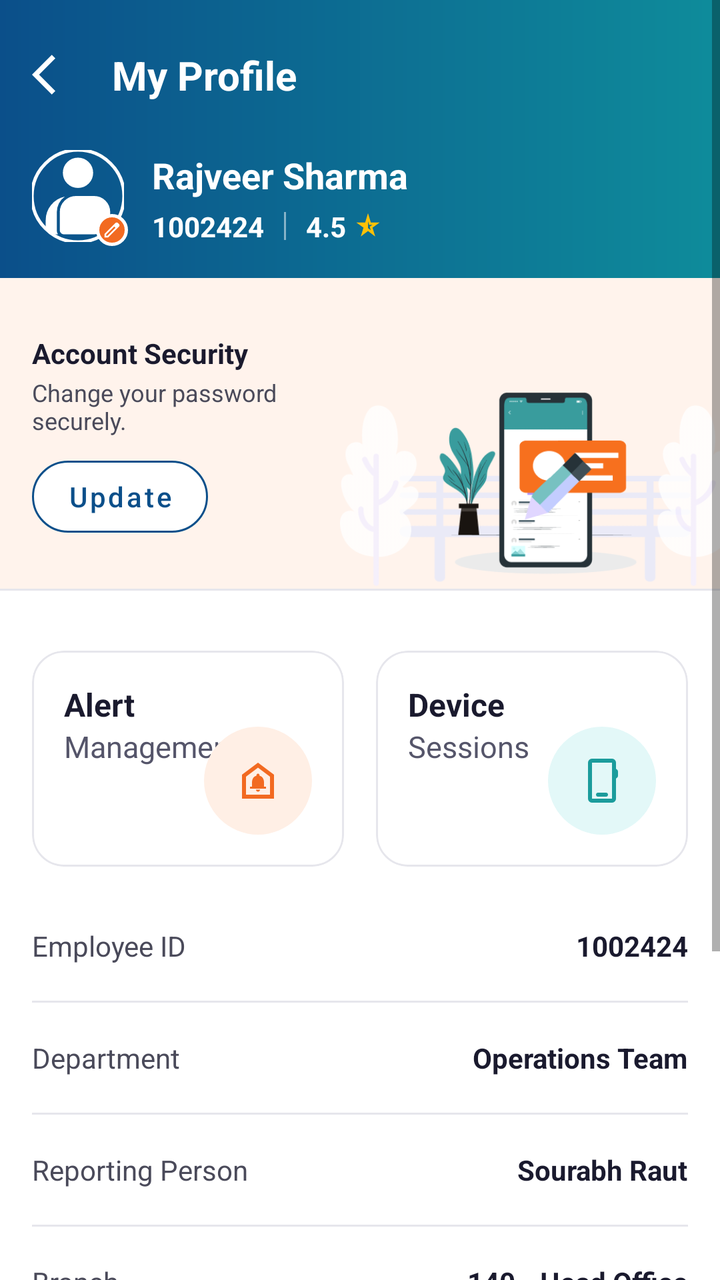
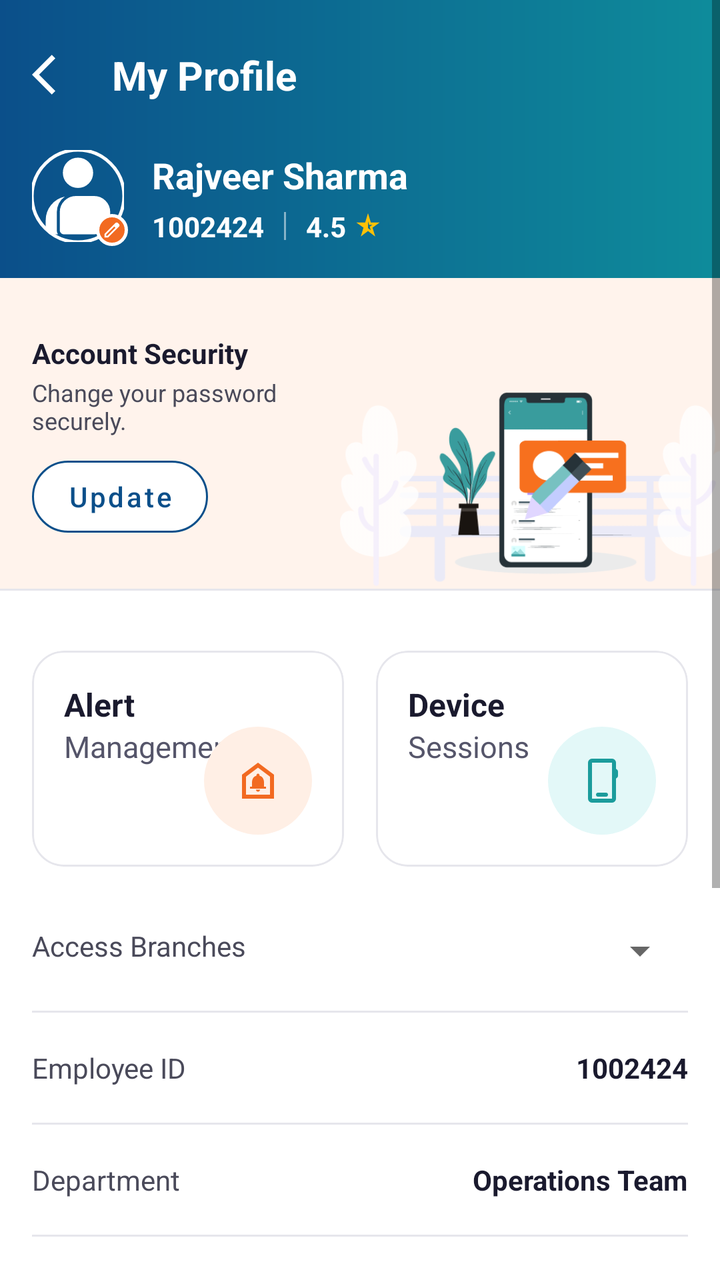

Before-and-after screenshots of an Android layout around one commit, followed by the original layout XML and the change that was made.
<!-- AndroidManifest.xml: application theme Theme.AtomOps1 -->
<!-- res/layout/activity_my_profile.xml -->
<?xml version="1.0" encoding="utf-8"?>
<layout xmlns:android="http://schemas.android.com/apk/res/android"
    xmlns:app="http://schemas.android.com/apk/res-auto"
    xmlns:tools="http://schemas.android.com/tools">

    <data>

    </data>

    <ScrollView
        android:layout_width="match_parent"
        android:layout_height="match_parent"
        android:background="#FFFFFF"
        android:fillViewport="true"
        tools:context=".activities.MyProfile">

        <LinearLayout
            android:id="@+id/main"
            android:layout_width="match_parent"
            android:layout_height="wrap_content"
            android:orientation="vertical">

            
            <LinearLayout
                android:layout_width="match_parent"
                android:layout_height="wrap_content"
                android:background="@drawable/bg_toolbar"
                android:orientation="vertical"
                android:paddingStart="16dp"
                android:paddingTop="24dp"
                android:paddingEnd="16dp"
                android:paddingBottom="16dp"

                >

                <LinearLayout
                    android:layout_width="match_parent"
                    android:layout_height="wrap_content"
                    android:gravity="center_vertical"
                    android:orientation="horizontal">

                    <ImageView
                        android:id="@+id/ivBack"
                        android:layout_width="24dp"
                        android:layout_height="24dp"
                        android:contentDescription="Back"
                        android:src="@drawable/ic_back"
                        app:tint="#FFFFFF" />

                    <TextView
                        android:id="@+id/tvTitle"
                        android:layout_width="wrap_content"
                        android:layout_height="wrap_content"
                        android:layout_marginStart="16dp"
                        android:text="My Profile"
                        android:textColor="#FFFFFF"
                        android:textSize="20sp"
                        android:textStyle="bold" />
                </LinearLayout>

                <LinearLayout
                    android:layout_width="match_parent"
                    android:layout_height="wrap_content"
                    android:layout_marginTop="24dp"
                    android:gravity="center_vertical"
                    android:orientation="horizontal">

                    <FrameLayout
                        android:layout_width="48dp"
                        android:layout_height="48dp">

                        <com.google.android.material.imageview.ShapeableImageView
                            android:id="@+id/ivProfile"
                            android:layout_width="46dp"
                            android:layout_height="46dp"
                            android:scaleType="centerCrop"
                            android:src="@drawable/ic_profile"
                            app:shapeAppearanceOverlay="@style/CircleImage"
                            app:strokeColor="#FFFFFF"
                            app:strokeWidth="1.5dp" />

                        <ImageView
                            android:id="@+id/ivEdit"
                            android:layout_width="16dp"
                            android:layout_height="16dp"
                            android:layout_gravity="bottom|end"
                            android:background="@drawable/bg_edit_badge"
                            android:padding="3dp"
                            android:src="@drawable/ic_edit"
                            app:tint="#FFFFFF" />
                    </FrameLayout>

                    <LinearLayout
                        android:layout_width="wrap_content"
                        android:layout_height="wrap_content"
                        android:layout_marginStart="12dp"
                        android:orientation="vertical">

                        <TextView
                            android:id="@+id/tvName"
                            android:layout_width="wrap_content"
                            android:layout_height="wrap_content"
                            android:text="Rajveer Sharma"
                            android:textColor="#FFFFFF"
                            android:textSize="18sp"
                            android:textStyle="bold" />

                        <LinearLayout
                            android:layout_width="wrap_content"
                            android:layout_height="wrap_content"
                            android:layout_marginTop="4dp"
                            android:gravity="center_vertical"
                            android:orientation="horizontal">

                            <TextView
                                android:id="@+id/tvEmpId"
                                android:layout_width="wrap_content"
                                android:layout_height="wrap_content"
                                android:text="1002424"
                                android:textColor="#FFFFFF"
                                android:textSize="14sp"
                                android:textStyle="bold" />

                            <View
                                android:layout_width="1dp"
                                android:layout_height="14dp"
                                android:layout_marginStart="10dp"
                                android:layout_marginEnd="10dp"
                                android:background="#80FFFFFF" />

                            <TextView
                                android:id="@+id/tvRating"
                                android:layout_width="wrap_content"
                                android:layout_height="wrap_content"
                                android:text="4.5"
                                android:textColor="#FFFFFF"
                                android:textSize="14sp"
                                android:textStyle="bold" />

                            <ImageView
                                android:layout_width="14dp"
                                android:layout_height="14dp"
                                android:layout_marginStart="4dp"
                                android:src="@drawable/ic_star"
                                app:tint="#FFC107" />
                        </LinearLayout>
                    </LinearLayout>
                </LinearLayout>
            </LinearLayout>

            
            <androidx.constraintlayout.widget.ConstraintLayout
                android:layout_width="match_parent"
                android:layout_height="wrap_content"
                android:background="#FFF3EC">

                <TextView
                    android:id="@+id/tvSecurityTitle"
                    android:layout_width="wrap_content"
                    android:layout_height="wrap_content"
                    android:layout_marginStart="16dp"
                    android:layout_marginTop="28dp"
                    android:text="Account Security"
                    android:textColor="#1A1A2E"
                    android:textSize="14sp"
                    android:textStyle="bold"
                    app:layout_constraintStart_toStartOf="parent"
                    app:layout_constraintTop_toTopOf="parent" />

                <TextView
                    android:id="@+id/tvSecuritySub"
                    android:layout_width="0dp"
                    android:layout_height="wrap_content"
                    android:layout_marginTop="2dp"
                    android:text="Change your password securely."
                    android:textColor="#4A4A5A"
                    android:textSize="12sp"
                    app:layout_constraintEnd_toStartOf="@id/ivSecurity"
                    app:layout_constraintStart_toStartOf="@id/tvSecurityTitle"
                    app:layout_constraintTop_toBottomOf="@id/tvSecurityTitle" />

                <com.google.android.material.button.MaterialButton
                    android:id="@+id/btnUpdate"
                    style="@style/Widget.MaterialComponents.Button.OutlinedButton"
                    android:layout_width="wrap_content"
                    android:layout_height="36dp"
                    android:layout_marginTop="12dp"
                    android:layout_marginBottom="28dp"
                    android:insetTop="0dp"
                    android:insetBottom="0dp"
                    android:text="Update"
                    android:textAllCaps="false"
                    android:textColor="#0B4F8A"
                    android:textSize="14sp"
                    app:backgroundTint="#FFFFFF"
                    app:cornerRadius="18dp"
                    app:layout_constraintBottom_toBottomOf="parent"
                    app:layout_constraintStart_toStartOf="@id/tvSecurityTitle"
                    app:layout_constraintTop_toBottomOf="@id/tvSecuritySub"
                    app:strokeColor="#0B4F8A" />

                <ImageView
                    android:id="@+id/ivSecurity"
                    android:layout_width="190dp"
                    android:layout_height="0dp"
                    android:contentDescription="Security"
                    android:scaleType="fitEnd"
                    android:src="@drawable/img_account_security"
                    app:layout_constraintBottom_toBottomOf="parent"
                    app:layout_constraintEnd_toEndOf="parent"
                    app:layout_constraintTop_toTopOf="parent" />
            </androidx.constraintlayout.widget.ConstraintLayout>

            <View
                android:layout_width="match_parent"
                android:layout_height="1dp"
                android:background="#E6E6EC" />

            
            <LinearLayout
                android:layout_width="match_parent"
                android:layout_height="wrap_content"
                android:layout_marginStart="16dp"
                android:layout_marginTop="30dp"
                android:layout_marginEnd="16dp"
                android:orientation="horizontal"
                android:weightSum="2">

                <com.google.android.material.card.MaterialCardView
                    android:id="@+id/cardAlert"
                    android:layout_width="0dp"
                    android:layout_height="wrap_content"
                    android:layout_marginEnd="8dp"
                    android:layout_weight="1"
                    android:clickable="true"
                    android:focusable="true"
                    app:cardBackgroundColor="#FFFFFF"
                    app:cardCornerRadius="16dp"
                    app:cardElevation="0dp"
                    app:strokeColor="#E6E6EC"
                    app:strokeWidth="1dp">

                    <RelativeLayout
                        android:layout_width="match_parent"
                        android:layout_height="108dp"
                        android:padding="16dp">

                        <TextView
                            android:id="@+id/tvAlertTitle"
                            android:layout_width="wrap_content"
                            android:layout_height="wrap_content"
                            android:text="Alert"
                            android:textColor="#1A1A2E"
                            android:textSize="16sp"
                            android:textStyle="bold" />

                        <TextView
                            android:layout_width="wrap_content"
                            android:layout_height="wrap_content"
                            android:layout_below="@id/tvAlertTitle"
                            android:text="Management"
                            android:textColor="#55556A"
                            android:textSize="15sp" />

                        <ImageView
                            android:layout_width="54dp"
                            android:layout_height="54dp"
                            android:layout_alignParentEnd="true"
                            android:layout_alignParentBottom="true"
                            android:background="@drawable/bg_circle_orange"
                            android:padding="15dp"
                            android:src="@drawable/ic_bell"
                            app:tint="#F26A21" />
                    </RelativeLayout>
                </com.google.android.material.card.MaterialCardView>

                <com.google.android.material.card.MaterialCardView
                    android:id="@+id/cardDevice"
                    android:layout_width="0dp"
                    android:layout_height="wrap_content"
                    android:layout_marginStart="8dp"
                    android:layout_weight="1"
                    android:clickable="true"
                    android:focusable="true"
                    app:cardBackgroundColor="#FFFFFF"
                    app:cardCornerRadius="16dp"
                    app:cardElevation="0dp"
                    app:strokeColor="#E6E6EC"
                    app:strokeWidth="1dp">

                    <RelativeLayout
                        android:layout_width="match_parent"
                        android:layout_height="108dp"
                        android:padding="16dp">

                        <TextView
                            android:id="@+id/tvDeviceTitle"
                            android:layout_width="wrap_content"
                            android:layout_height="wrap_content"
                            android:text="Device"
                            android:textColor="#1A1A2E"
                            android:textSize="16sp"
                            android:textStyle="bold" />

                        <TextView
                            android:layout_width="wrap_content"
                            android:layout_height="wrap_content"
                            android:layout_below="@id/tvDeviceTitle"
                            android:text="Sessions"
                            android:textColor="#55556A"
                            android:textSize="15sp" />

                        <ImageView
                            android:layout_width="54dp"
                            android:layout_height="54dp"
                            android:layout_alignParentEnd="true"
                            android:layout_alignParentBottom="true"
                            android:background="@drawable/bg_circle_teal"
                            android:padding="15dp"
                            android:src="@drawable/ic_phone"
                            app:tint="#1B9C9C" />
                    </RelativeLayout>
                </com.google.android.material.card.MaterialCardView>
            </LinearLayout>

            
            <LinearLayout
                android:layout_width="match_parent"
                android:layout_height="wrap_content"
                android:layout_marginStart="16dp"
                android:layout_marginTop="12dp"
                android:layout_marginEnd="16dp"
                android:orientation="vertical">

                
                <RelativeLayout style="@style/ProfileRow">

                    <TextView
                        style="@style/ProfileLabel"
                        android:text="Employee ID" />

                    <TextView
                        android:id="@+id/tvEmployeeId"
                        style="@style/ProfileValue"
                        android:text="1002424" />
                </RelativeLayout>

                <View style="@style/ProfileDivider" />

                
                <RelativeLayout style="@style/ProfileRow">

                    <TextView
                        style="@style/ProfileLabel"
                        android:text="Department" />

                    <TextView
                        android:id="@+id/tvDepartment"
                        style="@style/ProfileValue"
                        android:text="Operations Team" />
                </RelativeLayout>

                <View style="@style/ProfileDivider" />

                
                <RelativeLayout style="@style/ProfileRow">

                    <TextView
                        style="@style/ProfileLabel"
                        android:text="Reporting Person" />

                    <TextView
                        android:id="@+id/tvReporting"
                        style="@style/ProfileValue"
                        android:text="Sourabh Raut" />
                </RelativeLayout>

                <View style="@style/ProfileDivider" />

                
                <RelativeLayout style="@style/ProfileRow">

                    <TextView
                        style="@style/ProfileLabel"
                        android:text="Branch" />

                    <TextView
                        android:id="@+id/tvBranch"
                        style="@style/ProfileValue"
                        android:text="140 - Head Office" />
                </RelativeLayout>

                <View style="@style/ProfileDivider" />

                
                <RelativeLayout style="@style/ProfileRow">

                    <TextView
                        style="@style/ProfileLabel"
                        android:text="Email Address" />

                    <TextView
                        android:id="@+id/tvEmail"
                        style="@style/ProfileValue"
                        android:text="Rajesh.kumar@olsc.in" />
                </RelativeLayout>

                <View style="@style/ProfileDivider" />

                
                <RelativeLayout style="@style/ProfileRow">

                    <TextView
                        style="@style/ProfileLabel"
                        android:text="Contact" />

                    <TextView
                        android:id="@+id/tvContact"
                        style="@style/ProfileValue"
                        android:text="9999444158" />
                </RelativeLayout>

                <View style="@style/ProfileDivider" />
            </LinearLayout>

            
            <LinearLayout
                android:id="@+id/llLogout"
                android:layout_width="match_parent"
                android:layout_height="wrap_content"
                android:layout_margin="16dp"
                android:background="?attr/selectableItemBackground"
                android:gravity="center_vertical"
                android:orientation="horizontal">

                <ImageView
                    android:layout_width="48dp"
                    android:layout_height="48dp"
                    android:background="@drawable/bg_logout_box"
                    android:padding="13dp"
                    android:src="@drawable/ic_logout"
                    app:tint="#E5483B" />

                <TextView
                    android:layout_width="wrap_content"
                    android:layout_height="wrap_content"
                    android:layout_marginStart="24dp"
                    android:text="Logout"
                    android:textColor="#D9453A"
                    android:textSize="16sp"
                    android:textStyle="bold" />
            </LinearLayout>

        </LinearLayout>
    </ScrollView>
</layout>
<!-- resources referenced by this layout -->
<resources>
  <!-- drawable bg_circle_orange (drawable) -->
  <?xml version="1.0" encoding="utf-8"?>
  <shape xmlns:android="http://schemas.android.com/apk/res/android" android:shape="oval">
      <solid android:color="#FFEFE5" />
  </shape>
  <!-- drawable bg_circle_teal (drawable) -->
  <?xml version="1.0" encoding="utf-8"?>
  <shape xmlns:android="http://schemas.android.com/apk/res/android" android:shape="oval">
      <solid android:color="#E3F8F8" />
  </shape>
  <!-- drawable bg_edit_badge (drawable) -->
  <?xml version="1.0" encoding="utf-8"?>
  <shape xmlns:android="http://schemas.android.com/apk/res/android" android:shape="oval">
      <solid android:color="#F26A21" />
      <stroke android:width="1.5dp" android:color="#FFFFFF" />
  </shape>
  <!-- drawable bg_logout_box (drawable) -->
  <?xml version="1.0" encoding="utf-8"?>
  <shape xmlns:android="http://schemas.android.com/apk/res/android" android:shape="rectangle">
      <solid android:color="#F5F5F7" />
      <stroke android:width="1dp" android:color="#E6E6EC" />
      <corners android:radius="8dp" />
  </shape>
  <!-- drawable bg_toolbar (drawable) -->
  <?xml version="1.0" encoding="utf-8"?>
  <shape xmlns:android="http://schemas.android.com/apk/res/android">
      <gradient
          android:angle="0"
          android:startColor="#0B4F8A"
          android:endColor="#0E8C9B" />
  </shape>
  <!-- drawable ic_back (drawable) -->
  <vector xmlns:android="http://schemas.android.com/apk/res/android" android:autoMirrored="true" android:height="24dp" android:tint="#FFFFFF" android:viewportHeight="24" android:viewportWidth="24" android:width="24dp">
        
      <path android:fillColor="@android:color/white" android:pathData="M11.67,3.87L9.9,2.1 0,12l9.9,9.9 1.77,-1.77L3.54,12z"/>
      
  </vector>
  <!-- drawable ic_star (drawable) -->
  <vector xmlns:android="http://schemas.android.com/apk/res/android" android:height="24dp" android:tint="#C8AC08" android:viewportHeight="960" android:viewportWidth="960" android:width="24dp">
        
      <path android:fillColor="@android:color/white" android:pathData="M480,316L480,552L576,626L540,504L630,440L518,440L480,316ZM233,840L326,536L80,360L384,360L480,40L576,360L880,360L634,536L727,840L480,652L233,840Z"/>
      
  </vector>
  <style name="CircleImage">
          <item name="cornerFamily">rounded</item>
          <item name="cornerSize">50%</item>
      </style>
  <style name="ProfileDivider">
          <item name="android:layout_width">match_parent</item>
          <item name="android:layout_height">1dp</item>
          <item name="android:background">#E6E6EC</item>
      </style>
  <style name="ProfileLabel">
          <item name="android:layout_width">wrap_content</item>
          <item name="android:layout_height">wrap_content</item>
          <item name="android:layout_alignParentStart">true</item>
          <item name="android:textColor">#4A4A5A</item>
          <item name="android:textSize">14sp</item>
      </style>
  <style name="ProfileRow">
          <item name="android:layout_width">match_parent</item>
          <item name="android:layout_height">wrap_content</item>
          <item name="android:paddingTop">18dp</item>
          <item name="android:paddingBottom">18dp</item>
      </style>
  <style name="ProfileValue">
          <item name="android:layout_width">wrap_content</item>
          <item name="android:layout_height">wrap_content</item>
          <item name="android:layout_alignParentEnd">true</item>
          <item name="android:textColor">#1A1A2E</item>
          <item name="android:textSize">14sp</item>
          <item name="android:textStyle">bold</item>
      </style>
  <style name="Theme.AtomOps1" parent="Theme.MaterialComponents.DayNight.NoActionBar">
          <item name="colorPrimary">#0B4F8A</item>
          <item name="colorOnPrimary">#FFFFFF</item>
      </style>
  <!-- unchanged entries left out for length: 6 -->
</resources>

<!-- the commit's change to res/layout/activity_my_profile.xml (unified diff, before → after) -->
@@ -336,6 +336,27 @@
                 <RelativeLayout style="@style/ProfileRow">
 
                     <TextView
+                        android:id="@+id/tvBranchesLabel"
+                        style="@style/ProfileLabel"
+                        android:text="Access Branches" />
+
+                    <Spinner
+                        android:id="@+id/spBranches"
+                        android:layout_width="wrap_content"
+                        android:layout_height="wrap_content"
+                        android:layout_alignParentEnd="true"
+                        android:layout_centerVertical="true"
+                        android:minWidth="120dp"
+                        android:spinnerMode="dropdown" />
+                </RelativeLayout>
+
+                <View style="@style/ProfileDivider" />
+
+
+                
+                <RelativeLayout style="@style/ProfileRow">
+
+                    <TextView
                         style="@style/ProfileLabel"
                         android:text="Employee ID" />
 
